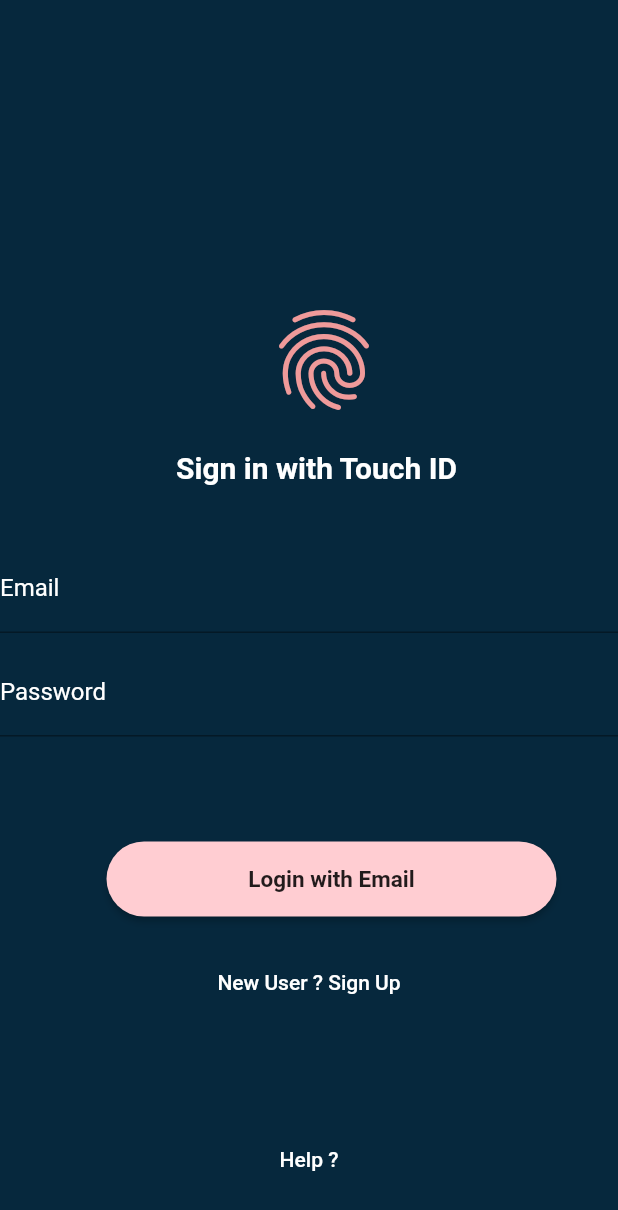
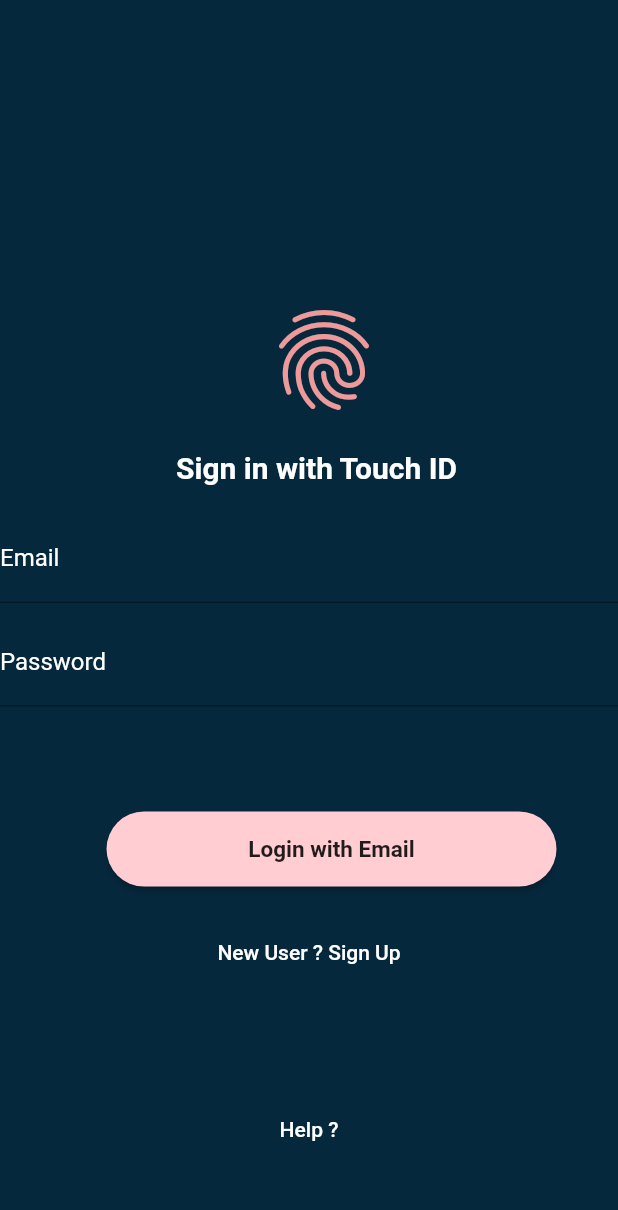
Before and after one commit to bilalahmad9378/WhatsappUi, a Flutter app: the screen it shows after launch, on a phone screen of 412 x 824 dp. Shown: the top 1210 px of the screen. Run offline on Flutter 3.47's test engine with Material 2 defaults, Android fonts, the phone set to English and light mode, and no system bars; missing offline and left inert: dart:html.

Commit message:
changing in textfield

```diff
--- /dev/null
+++ b/lib/CustomeWidget/ScreenWidget/LoginPage/textfield.dart
@@ -0,0 +1,43 @@
+import 'package:flutter/material.dart';
+
+class textfield extends StatelessWidget {
+  textfield({Key? key}) : super(key: key);
+
+  @override
+  Widget build(BuildContext context) {
+    return Column(
+      children: [
+        TextFormField(
+            style: TextStyle(color: Colors.white),
+            decoration: InputDecoration(
+              hintText: "Email",
+              labelText: "Email",
+              labelStyle: TextStyle(color: Colors.white),
+              hintStyle: TextStyle(color: Colors.white),
+              focusedBorder: OutlineInputBorder(
+                  borderSide: BorderSide(width: 2, color: Colors.white),
+                  borderRadius: BorderRadius.all(Radius.circular(20))),
+            )),
+      ],
+    );
+  }
+}
+
+Widget textfieldpass() {
+  return TextFormField(
+    style: TextStyle(color: Colors.white),
+    decoration: const InputDecoration(
+        hintText: 'Enter Password',
+        labelText: 'Password',
+        labelStyle: TextStyle(color: Colors.white),
+        hintStyle: TextStyle(color: Colors.white),
+        focusedBorder: OutlineInputBorder(
+            borderSide: BorderSide(
+              width: 2,
+              color: Colors.white,
+            ),
+            borderRadius: BorderRadius.all(
+              Radius.circular(20),
+            ))),
+  );
+}
--- a/lib/Screen/LoginPage.dart
+++ b/lib/Screen/LoginPage.dart
@@ -1,4 +1,5 @@
 import 'package:flutter/material.dart';
+import 'package:whatsappagain/CustomeWidget/ScreenWidget/LoginPage/textfield.dart';
 import 'package:whatsappagain/Screen/chatscreen.dart';
 // ignore: depend_on_referenced_packages
 // import 'package:flutter_chat_ui/screens/home_screen.dart';
@@ -29,7 +30,7 @@ class LoginPage extends StatelessWidget {
                       size: 80,
                     ),
                   ),
-                  SizedBox(
+                  const SizedBox(
                     height: 20,
                   ),
                   const Padding(
@@ -42,49 +43,16 @@ class LoginPage extends StatelessWidget {
                           fontWeight: FontWeight.bold),
                     ),
                   ),
-                  SizedBox(
-                    height: 20,
-                  ),
                   const SizedBox(
                     height: 20,
                   ),
-                  TextFormField(
-                      style: TextStyle(color: Colors.white),
-                      decoration: const InputDecoration(
-                        hintText: 'Enter Email',
-                        labelText: 'Email',
-                        labelStyle: TextStyle(color: Colors.white),
-                        hintStyle: TextStyle(color: Colors.white),
-                        focusedBorder: OutlineInputBorder(
-                            borderSide:
-                                BorderSide(width: 2, color: Colors.white),
-                            borderRadius:
-                                BorderRadius.all(Radius.circular(20))),
-                      )),
+                  textfield(),
                   const SizedBox(
                     height: 10,
                   ),
-                  TextFormField(
-                    style: TextStyle(color: Colors.white),
-                    decoration: const InputDecoration(
-                        hintText: 'Enter Password',
-                        labelText: 'Password',
-                        labelStyle: TextStyle(color: Colors.white),
-                        hintStyle: TextStyle(color: Colors.white),
-                        focusedBorder: OutlineInputBorder(
-                            borderSide: BorderSide(
-                              width: 2,
-                              color: Colors.white,
-                            ),
-                            borderRadius: BorderRadius.all(
-                              Radius.circular(20),
-                            ))),
-                  ),
+                  textfieldpass(),
                   const SizedBox(
-                    height: 20,
-                  ),
-                  const SizedBox(
-                    height: 50,
+                    height: 70,
                   ),
                   SizedBox(
                     width: 330,
@@ -115,17 +83,17 @@ class LoginPage extends StatelessWidget {
                   ),
                   TextButton(
                     onPressed: () {},
-                    child: Text(
+                    child: const Text(
                       "New User ? Sign Up",
                       style: TextStyle(fontSize: 14, color: Colors.white),
                     ),
                   ),
-                  SizedBox(
+                  const SizedBox(
                     height: 70,
                   ),
                   TextButton(
                     onPressed: () {},
-                    child: Text(
+                    child: const Text(
                       'Help ?',
                       style: TextStyle(color: Colors.white),
                     ),
```
